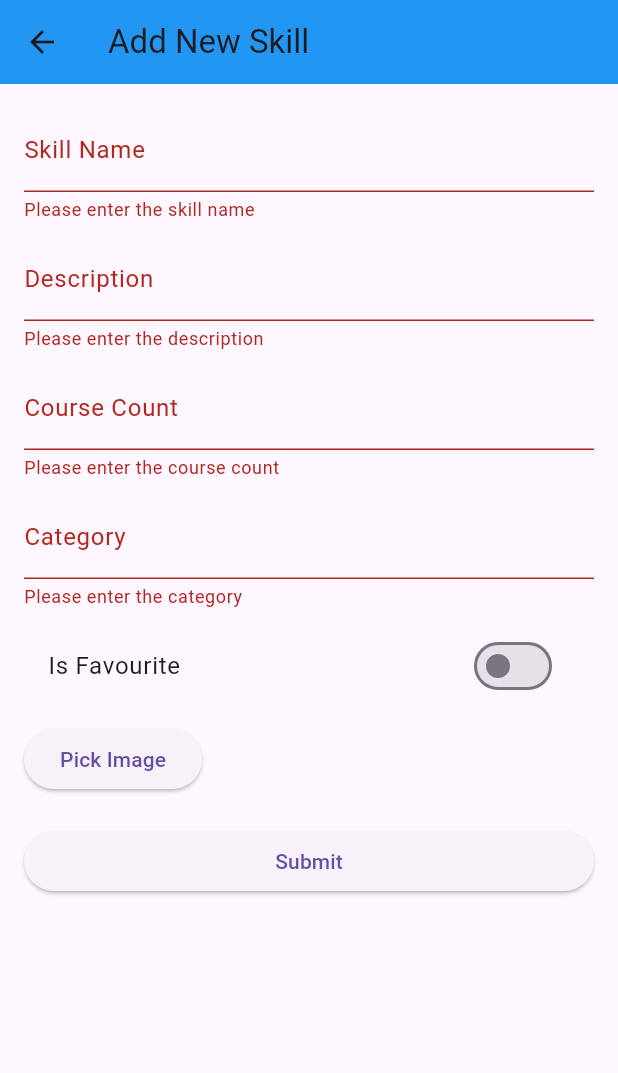
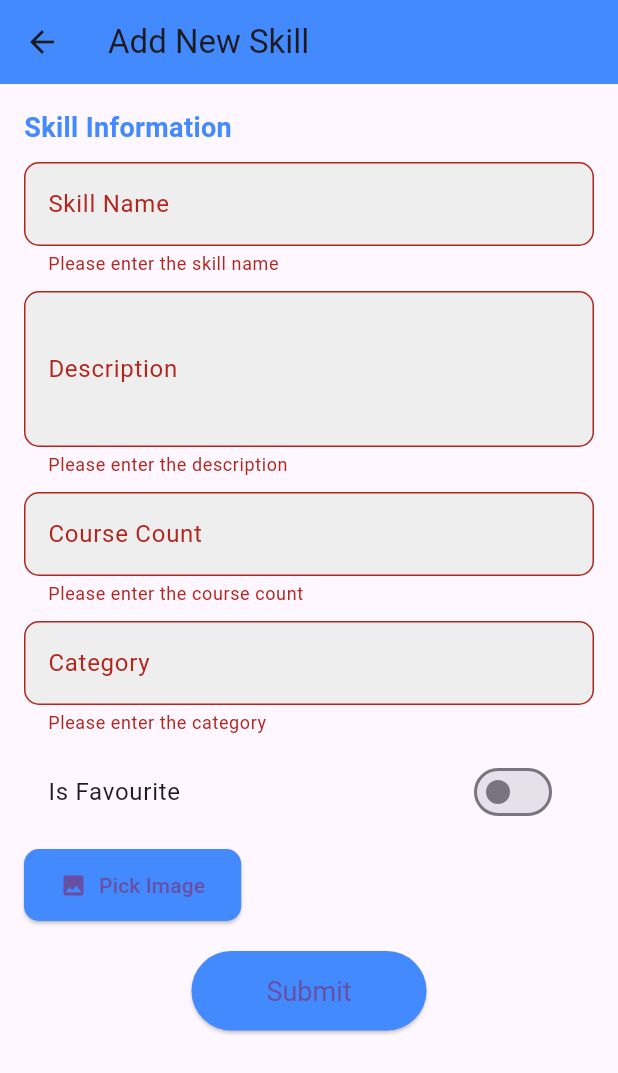
Before and after one commit to danuka-nalidu/soft_skill-app, a Flutter app: the AddSkillForm screen opened directly, after a tap on "Submit", on a phone screen of 412 x 824 dp. Shown: the top 1073 px of the screen. Run offline on Flutter 3.47's test engine with Material 3 defaults, Android fonts, the phone set to English and light mode, and no system bars; our stand-ins replace cloud_firestore, firebase_auth, firebase_core, firebase_storage, fluttertoast, iconsax and 1 more; accounts and stored records are empty; network calls fail.

Commit message:
Update skill adding page

```diff
--- a/lib/pages/add_skill.dart
+++ b/lib/pages/add_skill.dart
@@ -4,6 +4,7 @@ import 'package:cloud_firestore/cloud_firestore.dart';
 import 'package:firebase_storage/firebase_storage.dart';
 import 'package:image_picker/image_picker.dart';
 import 'package:fluttertoast/fluttertoast.dart';
+import 'package:uee_project/pages/home_screen.dart';
 
 class AddSkillForm extends StatefulWidget {
   @override
@@ -48,7 +49,7 @@ class _AddSkillFormState extends State<AddSkillForm> {
     }
   }
 
-  // Save the form data to Firestore
+  // Save the form data to Firestore and navigate to HomeScreen
   Future<void> _saveForm() async {
     if (_formKey.currentState!.validate()) {
       if (_imageFile != null) {
@@ -63,16 +64,39 @@ class _AddSkillFormState extends State<AddSkillForm> {
             'category': _categoryController.text,
             'imageurl': imageUrl,
           }).then((_) {
-            Fluttertoast.showToast(msg: 'Skill added successfully!');
+            Fluttertoast.showToast(
+              msg: 'Skill added successfully!',
+              backgroundColor: Colors.green, // Toast color for success
+              textColor: Colors.white,
+              toastLength: Toast.LENGTH_SHORT,
+            );
             _formKey.currentState!.reset();
+            // Navigate to your existing HomeScreen
+            Navigator.pushReplacement(
+              context,
+              MaterialPageRoute(
+                  builder: (context) => HomeScreen()), // Existing HomeScreen
+            );
           }).catchError((error) {
-            Fluttertoast.showToast(msg: 'Error: $error');
+            Fluttertoast.showToast(
+              msg: 'Error: $error',
+              backgroundColor: Colors.red,
+              textColor: Colors.white,
+            );
           });
         } else {
-          Fluttertoast.showToast(msg: 'Failed to upload image.');
+          Fluttertoast.showToast(
+            msg: 'Failed to upload image.',
+            backgroundColor: Colors.red,
+            textColor: Colors.white,
+          );
         }
       } else {
-        Fluttertoast.showToast(msg: 'Please select an image.');
+        Fluttertoast.showToast(
+          msg: 'Please select an image.',
+          backgroundColor: Colors.orange,
+          textColor: Colors.white,
+        );
       }
     }
   }
@@ -82,17 +106,35 @@ class _AddSkillFormState extends State<AddSkillForm> {
     return Scaffold(
       appBar: AppBar(
         title: const Text('Add New Skill'),
-        backgroundColor: Colors.blue,
+        backgroundColor: Colors.blueAccent,
       ),
-      body: Padding(
+      body: SingleChildScrollView(
         padding: const EdgeInsets.all(16.0),
         child: Form(
           key: _formKey,
-          child: ListView(
+          child: Column(
+            crossAxisAlignment: CrossAxisAlignment.start,
             children: [
+              // Skill Name
+              const Text(
+                "Skill Information",
+                style: TextStyle(
+                  fontSize: 18,
+                  fontWeight: FontWeight.bold,
+                  color: Colors.blueAccent,
+                ),
+              ),
+              const SizedBox(height: 10),
               TextFormField(
                 controller: _nameController,
-                decoration: const InputDecoration(labelText: 'Skill Name'),
+                decoration: InputDecoration(
+                  labelText: 'Skill Name',
+                  border: OutlineInputBorder(
+                    borderRadius: BorderRadius.circular(10),
+                  ),
+                  filled: true,
+                  fillColor: Colors.grey[200],
+                ),
                 validator: (value) {
                   if (value == null || value.isEmpty) {
                     return 'Please enter the skill name';
@@ -101,9 +143,18 @@ class _AddSkillFormState extends State<AddSkillForm> {
                 },
               ),
               const SizedBox(height: 10),
+              // Description
               TextFormField(
                 controller: _descriptionController,
-                decoration: const InputDecoration(labelText: 'Description'),
+                maxLines: 3,
+                decoration: InputDecoration(
+                  labelText: 'Description',
+                  border: OutlineInputBorder(
+                    borderRadius: BorderRadius.circular(10),
+                  ),
+                  filled: true,
+                  fillColor: Colors.grey[200],
+                ),
                 validator: (value) {
                   if (value == null || value.isEmpty) {
                     return 'Please enter the description';
@@ -112,9 +163,17 @@ class _AddSkillFormState extends State<AddSkillForm> {
                 },
               ),
               const SizedBox(height: 10),
+              // Course Count
               TextFormField(
                 controller: _courseCountController,
-                decoration: const InputDecoration(labelText: 'Course Count'),
+                decoration: InputDecoration(
+                  labelText: 'Course Count',
+                  border: OutlineInputBorder(
+                    borderRadius: BorderRadius.circular(10),
+                  ),
+                  filled: true,
+                  fillColor: Colors.grey[200],
+                ),
                 keyboardType: TextInputType.number,
                 validator: (value) {
                   if (value == null || value.isEmpty) {
@@ -127,9 +186,17 @@ class _AddSkillFormState extends State<AddSkillForm> {
                 },
               ),
               const SizedBox(height: 10),
+              // Category
               TextFormField(
                 controller: _categoryController,
-                decoration: const InputDecoration(labelText: 'Category'),
+                decoration: InputDecoration(
+                  labelText: 'Category',
+                  border: OutlineInputBorder(
+                    borderRadius: BorderRadius.circular(10),
+                  ),
+                  filled: true,
+                  fillColor: Colors.grey[200],
+                ),
                 validator: (value) {
                   if (value == null || value.isEmpty) {
                     return 'Please enter the category';
@@ -138,9 +205,11 @@ class _AddSkillFormState extends State<AddSkillForm> {
                 },
               ),
               const SizedBox(height: 10),
+              // Favourite Switch
               SwitchListTile(
                 title: const Text('Is Favourite'),
                 value: _isFavourite,
+                activeColor: Colors.blueAccent,
                 onChanged: (bool value) {
                   setState(() {
                     _isFavourite = value;
@@ -148,20 +217,48 @@ class _AddSkillFormState extends State<AddSkillForm> {
                 },
               ),
               const SizedBox(height: 10),
+              // Image Picker
               Row(
                 children: [
-                  ElevatedButton(
+                  ElevatedButton.icon(
                     onPressed: _pickImage,
-                    child: const Text('Pick Image'),
+                    icon: const Icon(Icons.image),
+                    label: const Text('Pick Image'),
+                    style: ElevatedButton.styleFrom(
+                      backgroundColor: Colors.blueAccent,
+                      shape: RoundedRectangleBorder(
+                        borderRadius: BorderRadius.circular(10),
+                      ),
+                      padding: const EdgeInsets.symmetric(
+                        vertical: 14,
+                        horizontal: 24,
+                      ),
+                    ),
                   ),
                   const SizedBox(width: 20),
-                  if (_imageFile != null) const Text('Image Selected'),
+                  if (_imageFile != null)
+                    const Text(
+                      'Image Selected',
+                      style: TextStyle(color: Colors.green),
+                    ),
                 ],
               ),
               const SizedBox(height: 20),
-              ElevatedButton(
-                onPressed: _saveForm,
-                child: const Text('Submit'),
+              // Submit Button
+              Center(
+                child: ElevatedButton(
+                  onPressed: _saveForm,
+                  style: ElevatedButton.styleFrom(
+                    backgroundColor: Colors.blueAccent,
+                    padding: const EdgeInsets.symmetric(
+                        vertical: 16, horizontal: 50),
+                    shape: RoundedRectangleBorder(
+                      borderRadius: BorderRadius.circular(30),
+                    ),
+                    textStyle: const TextStyle(fontSize: 18),
+                  ),
+                  child: const Text('Submit'),
+                ),
               ),
             ],
           ),
```
